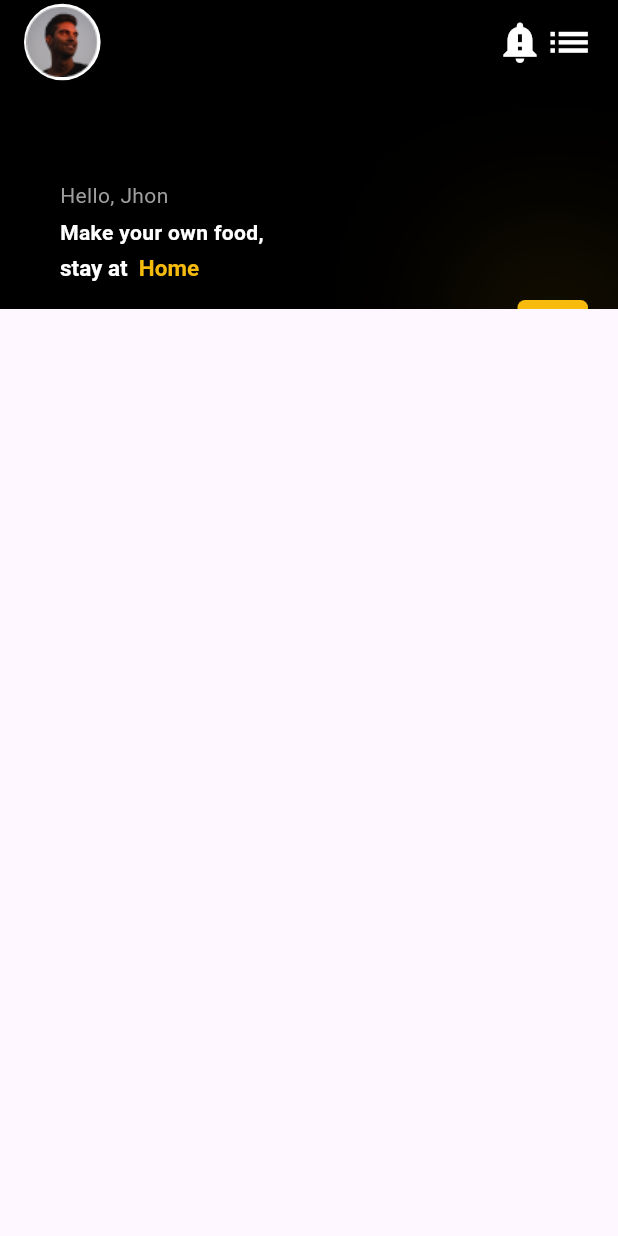
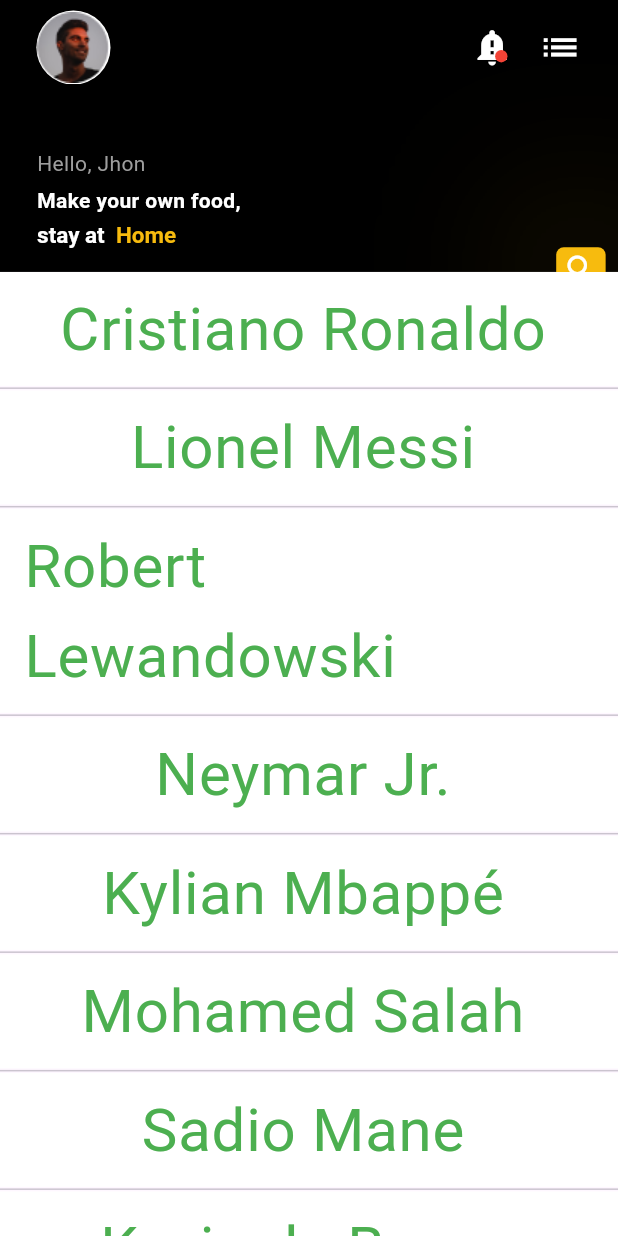
Before and after one commit to ashrafarif59/food, a Flutter app: the Home screen opened directly, on a phone screen of 412 x 824 dp. Run offline on Flutter 3.47's test engine with Material 2 defaults, Android fonts, the phone set to English and light mode, and no system bars; our stand-ins replace sizer.

```diff
--- a/lib/view/screen/home.dart
+++ b/lib/view/screen/home.dart
@@ -12,8 +12,20 @@ class Home extends StatefulWidget {
 }
 
 class _HomeState extends State<Home> {
+  List<String> listSoccerPlayers = [];
   @override
   Widget build(BuildContext context) {
+    listSoccerPlayers.add("Cristiano Ronaldo");
+    listSoccerPlayers.add("Lionel Messi");
+    listSoccerPlayers.add("Robert Lewandowski");
+    listSoccerPlayers.add("Neymar Jr.");
+    listSoccerPlayers.add("Kylian Mbappé");
+    listSoccerPlayers.add("Mohamed Salah");
+    listSoccerPlayers.add("Sadio Mane");
+    listSoccerPlayers.add("Kevin de Brune");
+    listSoccerPlayers.add("Antoine Griezmann");
+    listSoccerPlayers.add("Sergio Ramos");
+    listSoccerPlayers.add("Luis Surez");
     return Scaffold(
       body:
       CustomScrollView(
@@ -21,7 +33,7 @@ class _HomeState extends State<Home> {
             SliverAppBar(
               automaticallyImplyLeading: false,
               title: titleWidget(context),// BuildAppBar(),
-              expandedHeight: 25.h,
+              expandedHeight: 22.h,
               backgroundColor: Colors.black,
               pinned: true,
               flexibleSpace: FlexibleSpaceBar(
@@ -30,21 +42,18 @@ class _HomeState extends State<Home> {
                   children: <Widget>[
 
                     Positioned(
-                        left: 40,
-                        right: 20,
-                        top:  120,
+                        left: 3.h,
+                        top:  12.h,
                         child: Text('Hello, Jhon',style: TextStyle(color: Colors.grey),)
                     ),
                     Positioned(
-                        left: 40,
-                        right: 20,
-                        top:  145,
+                        left: 3.h,
+                        top:  15.h,
                         child: Text('Make your own food,',style: TextStyle(color: Colors.white,fontWeight: FontWeight.bold),)
                     ),
                     Positioned(
-                        left: 40,
-                        right: 20,
-                        top:  170,
+                        left: 3.h,
+                      top:  18.h,
                         child:RichText(
                         text: TextSpan(
                           style: TextStyle(color: Colors.white, fontSize: 15),
@@ -65,11 +74,11 @@ class _HomeState extends State<Home> {
                     ),
                     ),
                     Positioned(
-                        left: 345,
-                        right: 20,
-                        top:  200,
+                        right: 1.h,
+                        top:  20.h,
                         child: Container(
-                         height: 30,
+                         height: 3.5.h,
+                          width: 4.h,
 
                           decoration: BoxDecoration(
                             borderRadius:  BorderRadius.circular(5.0),
@@ -95,6 +104,27 @@ class _HomeState extends State<Home> {
                 ),
               ),
             ),
+            SliverList(
+              delegate: SliverChildBuilderDelegate(
+                    (context, index) => Column(
+                  children: [
+                    ListTile(
+                      tileColor: Colors.white,
+                      title: Center(
+                        child: Text(listSoccerPlayers[index],
+                            style: TextStyle(
+                                fontWeight: FontWeight.normal,
+                                fontSize: 40,
+                                color: Colors.green) //TextStyle
+                        ), //Text
+                      ), //Center
+                    ),
+                    Divider(height: 3,)
+                  ],
+                ), //ListTile
+                childCount: 11,
+              ), //SliverChildBuildDelegate
+            ),
            ]
       ),
     );
@@ -102,18 +132,35 @@ class _HomeState extends State<Home> {
 
   Widget titleWidget(BuildContext context)
   {
-    return Row(
+    return Padding(
+      padding:  EdgeInsets.only(top: 0.9.h,left: 1.h,right: 1.h),
+      child: Stack(
+        children: [
+
+          Row(
            mainAxisAlignment: MainAxisAlignment.start,
             children: [
               CircleAvatar(
                   child: Image(image: AssetImage(profile)),
-          radius: 3.1.h,
+                radius: 3.h,
                 backgroundColor: Colors.white,
               ),
               Spacer(),
-      Icon(Icons.notification_important,color: Colors.white,size: 4.h,),
-        Icon(Icons.list,color: Colors.white,size: 4.h),
+            Icon(Icons.notification_important,color: Colors.white,size: 3.5.h,),
+              SizedBox(width: 2.h,),
+              Icon(Icons.list,color: Colors.white,size: 3.5.h),
             ],
+          ),
+          Positioned(
+            right: 6.h,
+            top: 3.2.h,
+            child: CircleAvatar(
+              backgroundColor: Colors.red,
+              radius: .5.h,
+            ),
+          ),
+        ],
+      ),
     );
   }
 }
```
Also changed, not shown: lib/view/screen/onboard.dart (+49 -19 lines). Lines whose indentation alone changed are shown as unchanged.
